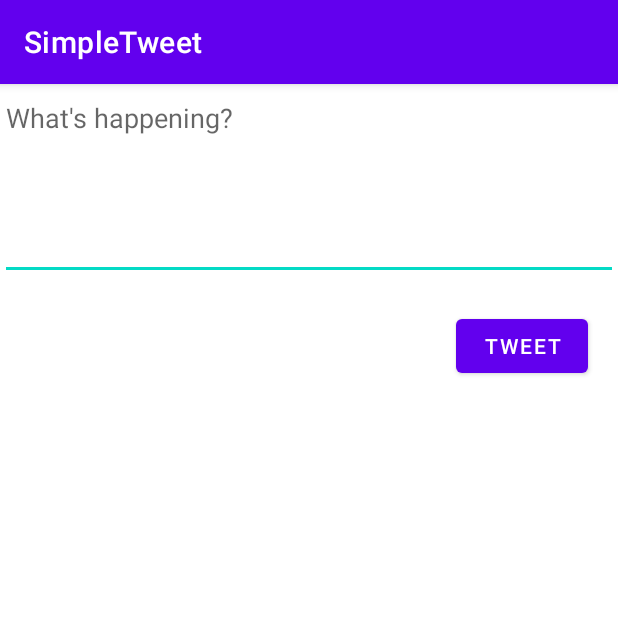
After one commit to Volan360/SimpleTweet, an Android app: the ComposeActivity screen opened directly, with no data from a screen before it, on a phone screen of 412 x 824 dp, the top half of it. The commit adds this screen. Run offline under Robolectric (Android 15) with nearby library versions, the phone set to English and light mode, and no system bars; our stand-ins replace Room's generated code; libraries missing offline, so code that uses them is left out: com.codepath.asynchttpclient, com.facebook.stetho; 1 statement that could not run was skipped.

Commit message:
Submission Commit

```diff
--- a/app/build.gradle
+++ b/app/build.gradle
@@ -2,6 +2,7 @@ plugins {
     id 'com.android.application'
     id 'kotlin-android'
     id 'kotlin-kapt'
+    id 'kotlin-parcelize'
 }
 
 def apikeyPropertiesFile = rootProject.file("apikey.properties")
--- a/app/src/main/AndroidManifest.xml
+++ b/app/src/main/AndroidManifest.xml
@@ -13,6 +13,9 @@
         android:roundIcon="@mipmap/ic_launcher_round"
         android:supportsRtl="true"
         android:theme="@style/Theme.RestClientTemplateKotlin">
+        <activity
+            android:name=".ComposeActivity"
+            android:exported="false" />
         <activity
             android:name=".TimelineActivity"
             android:exported="false" />
--- /dev/null
+++ b/app/src/main/java/com/codepath/apps/restclienttemplate/ComposeActivity.kt
@@ -0,0 +1,83 @@
+package com.codepath.apps.restclienttemplate
+
+import android.content.Intent
+import androidx.appcompat.app.AppCompatActivity
+import android.os.Bundle
+import android.util.Log
+import android.widget.Button
+import android.widget.EditText
+import android.widget.Toast
+import com.codepath.apps.restclienttemplate.models.Tweet
+import com.codepath.asynchttpclient.callback.JsonHttpResponseHandler
+import okhttp3.Headers
+
+class ComposeActivity : AppCompatActivity() {
+    lateinit var etCompose: EditText
+    lateinit var btnTweet: Button
+    lateinit var client: TwitterClient
+    override fun onCreate(savedInstanceState: Bundle?) {
+        super.onCreate(savedInstanceState)
+        setContentView(R.layout.activity_compose)
+
+        etCompose = findViewById(R.id.etTweetCompose)
+        btnTweet = findViewById(R.id.btnTweet)
+
+        client = TwitterApplication.getRestClient(this)
+
+        //Handle clicking tweet
+        btnTweet.setOnClickListener{
+
+            //get content of edittext
+            val tweetContent = etCompose.text.toString()
+
+            //1. Check tweet for emptyness
+            if(tweetContent.isEmpty())
+            {
+                Toast.makeText(this, "No empty Tweets!", Toast.LENGTH_SHORT).show()
+            }
+            //2. Make sure tweet is under character count
+
+            else
+            {
+                if (tweetContent.length > 280)
+                {
+                    Toast.makeText(this, "Tweet can't be more than 280 characters!", Toast.LENGTH_SHORT).show()
+                }
+
+                else
+                {
+                    client.publishTweet(tweetContent, object : JsonHttpResponseHandler(){
+
+                        override fun onSuccess(statusCode: Int, headers: Headers, json: JSON) {
+                            Log.i(TAG, "Successfully published tweet!")
+
+                            val tweet = Tweet.fromJson(json.jsonObject)
+
+                            val intent = Intent()
+                            intent.putExtra("tweet", tweet)
+                            setResult(RESULT_OK, intent)
+                            finish()
+                        }
+
+                        override fun onFailure(
+                            statusCode: Int,
+                            headers: Headers?,
+                            response: String?,
+                            throwable: Throwable?
+                        ) {
+                            Log.e(TAG, "Failed to publish tweet", throwable)
+                        }
+
+
+                    })
+
+                }
+            }
+
+        }
+
+    }
+    companion object{
+        val TAG = "ComposeActivity"
+    }
+}
--- /dev/null
+++ b/app/src/main/res/layout/activity_compose.xml
@@ -0,0 +1,31 @@
+<?xml version="1.0" encoding="utf-8"?>
+<androidx.constraintlayout.widget.ConstraintLayout xmlns:android="http://schemas.android.com/apk/res/android"
+    xmlns:app="http://schemas.android.com/apk/res-auto"
+    xmlns:tools="http://schemas.android.com/tools"
+    android:layout_width="match_parent"
+    android:layout_height="match_parent"
+    tools:context=".ComposeActivity">
+
+    <Button
+        android:id="@+id/btnTweet"
+        android:layout_width="wrap_content"
+        android:layout_height="wrap_content"
+        android:text="Tweet"
+        app:layout_constraintEnd_toEndOf="parent"
+        app:layout_constraintTop_toBottomOf="@+id/etTweetCompose"
+        android:layout_margin="20dp"/>
+
+    <EditText
+        android:id="@+id/etTweetCompose"
+        android:layout_width="match_parent"
+        android:layout_height="wrap_content"
+        android:ems="10"
+        android:gravity="start|top"
+        android:hint="What's happening?"
+        android:inputType="textMultiLine"
+        android:minLines="5"
+        app:layout_constraintEnd_toEndOf="parent"
+        app:layout_constraintStart_toStartOf="parent"
+        app:layout_constraintTop_toTopOf="parent" />
+
+</androidx.constraintlayout.widget.ConstraintLayout>
--- a/app/src/main/res/layout/item_tweet.xml
+++ b/app/src/main/res/layout/item_tweet.xml
@@ -10,6 +10,7 @@
         android:layout_width="60dp"
         android:layout_height="60dp"
         android:layout_marginStart="4dp"
+        android:layout_marginBottom="4dp"
         app:layout_constraintBottom_toBottomOf="parent"
         app:layout_constraintStart_toStartOf="parent"
         app:layout_constraintTop_toTopOf="parent"
```
Also changed, not shown: app/src/main/java/com/codepath/apps/restclienttemplate/TimelineActivity.kt (+41 -0 lines), app/src/main/java/com/codepath/apps/restclienttemplate/TwitterClient.kt (+10 -0 lines), app/src/main/java/com/codepath/apps/restclienttemplate/models/Tweet.kt (+4 -6 lines), app/src/main/java/com/codepath/apps/restclienttemplate/models/User.kt (+5 -5 lines), app/src/main/res/menu/menu_main.xml (added, +10 -0 lines).
